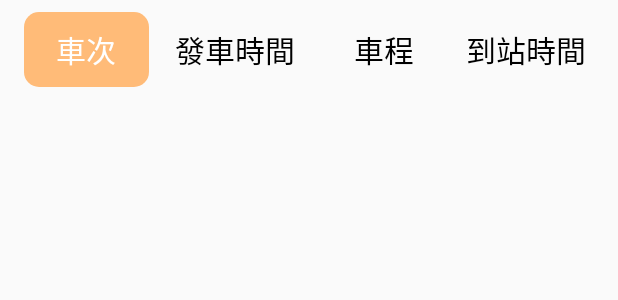
After one commit to ben111497/Exercise_thsr_api, an Android app: the layout adapter_stationinfo.xml on its own in the app's theme, with its tools: preview values and no code run, on a phone screen of 412 x 824 dp. The commit adds this screen. Shown: the top 300 px of the screen. Run offline under Robolectric (Android 15) with nearby library versions, the phone set to English and light mode, and no system bars.

Commit message:
adjust time table

```diff
--- a/app/src/main/java/com/example/lab12/MainActivity5.kt
+++ b/app/src/main/java/com/example/lab12/MainActivity5.kt
@@ -104,8 +104,8 @@ class MainActivity5 : AppCompatActivity() {
         val intentfilter = IntentFilter("MyMessage5")
         registerReceiver(receiver, intentfilter)
         intent?.extras?.let {
-            lat_init=it.getDouble("lat")
-            lng_init=it.getDouble("lng")
+            lat_init = it.getDouble("lat")
+            lng_init = it.getDouble("lng")
         }
         back.setOnClickListener {
             val bundle = Bundle()
--- a/app/src/main/java/com/example/lab12/MainActivity_homepage.kt
+++ b/app/src/main/java/com/example/lab12/MainActivity_homepage.kt
@@ -122,7 +122,7 @@ class MainActivity_homepage : BaseActivity(), OnMapReadyCallback, OnMarkerClickL
             map.addMarker(marker)
             c.moveToNext()
         }
-        map.moveCamera(CameraUpdateFactory.newLatLngZoom(LatLng(x_init,y_init),8f))
+        map.moveCamera(CameraUpdateFactory.newLatLngZoom(LatLng(x_init,y_init), 8f))
         map.setOnMarkerClickListener(this)
     }
 
--- a/app/src/main/java/com/example/lab12/fragment/test.kt
+++ b/app/src/main/java/com/example/lab12/fragment/test.kt
@@ -16,7 +16,7 @@ class TestFragment: ObserverFragment()  {
 
     override fun onActivityCreated(savedInstanceState: Bundle?) {
         super.onActivityCreated(savedInstanceState)
-        Toast.makeText(mActivity, "成功", Toast.LENGTH_LONG).show()
+//        Toast.makeText(mActivity, "成功", Toast.LENGTH_LONG).show()
     }
 
     override fun update(p0: Observable?, p1: Any?) {}
--- /dev/null
+++ b/app/src/main/res/drawable/bg_orange_all2.xml
@@ -0,0 +1,5 @@
+<?xml version="1.0" encoding="utf-8"?>
+<shape xmlns:android="http://schemas.android.com/apk/res/android">
+    <solid android:color="@color/test_orange"/>
+    <corners android:radius="10dp" />
+</shape>
--- /dev/null
+++ b/app/src/main/res/layout/adapter_stationinfo.xml
@@ -0,0 +1,70 @@
+<?xml version="1.0" encoding="utf-8"?>
+<androidx.constraintlayout.widget.ConstraintLayout xmlns:android="http://schemas.android.com/apk/res/android"
+    xmlns:app="http://schemas.android.com/apk/res-auto"
+    xmlns:tools="http://schemas.android.com/tools"
+    android:layout_width="match_parent"
+    android:layout_height="wrap_content">
+
+    <LinearLayout
+        android:layout_width="match_parent"
+        android:layout_height="match_parent"
+        android:layout_marginStart="8dp"
+        android:layout_marginEnd="8dp"
+        android:gravity="center"
+        android:orientation="horizontal"
+        app:layout_constraintBottom_toBottomOf="parent"
+        app:layout_constraintEnd_toEndOf="parent"
+        app:layout_constraintStart_toStartOf="parent"
+        app:layout_constraintTop_toTopOf="parent">
+
+        <TextView
+            android:id="@+id/tv_number"
+            android:layout_width="match_parent"
+            android:layout_height="wrap_content"
+            android:layout_marginTop="8dp"
+            android:layout_marginBottom="8dp"
+            android:layout_weight="1"
+            android:layout_marginEnd="8dp"
+            android:layout_marginStart="8dp"
+            android:background="@drawable/bg_orange_all2"
+            android:gravity="center"
+            android:padding="10dp"
+            android:text="車次"
+            android:textColor="@color/white"
+            android:textSize="20dp" />
+
+        <TextView
+            android:id="@+id/tv_start"
+            android:layout_width="match_parent"
+            android:layout_height="wrap_content"
+            android:layout_weight="1"
+            android:gravity="center"
+            android:text="發車時間"
+            android:textColor="@color/black"
+            android:textSize="20dp" />
+
+        <TextView
+            android:id="@+id/tv_time"
+            android:layout_width="match_parent"
+            android:layout_height="wrap_content"
+            android:layout_weight="1"
+            android:gravity="center"
+            android:layout_marginEnd="8dp"
+            android:layout_marginStart="8dp"
+            android:text="車程"
+            android:textColor="@color/black"
+            android:textSize="20dp" />
+
+        <TextView
+            android:id="@+id/tv_arrive"
+            android:layout_width="match_parent"
+            android:layout_height="wrap_content"
+            android:layout_weight="1"
+            android:layout_marginEnd="8dp"
+            android:gravity="center"
+            android:text="到站時間"
+            android:textColor="@color/black"
+            android:textSize="20dp" />
+    </LinearLayout>
+
+</androidx.constraintlayout.widget.ConstraintLayout>
```
Also changed, not shown: app/src/main/java/com/example/lab12/MainActivity3.kt (+35 -38 lines), app/src/main/java/com/example/lab12/MainActivity4.kt (+10 -15 lines), app/src/main/java/com/example/lab12/adapter/StationTimeSearchAdapter.kt (added, +44 -0 lines), app/src/main/res/layout/activity_main3.xml (+125 -33 lines).
